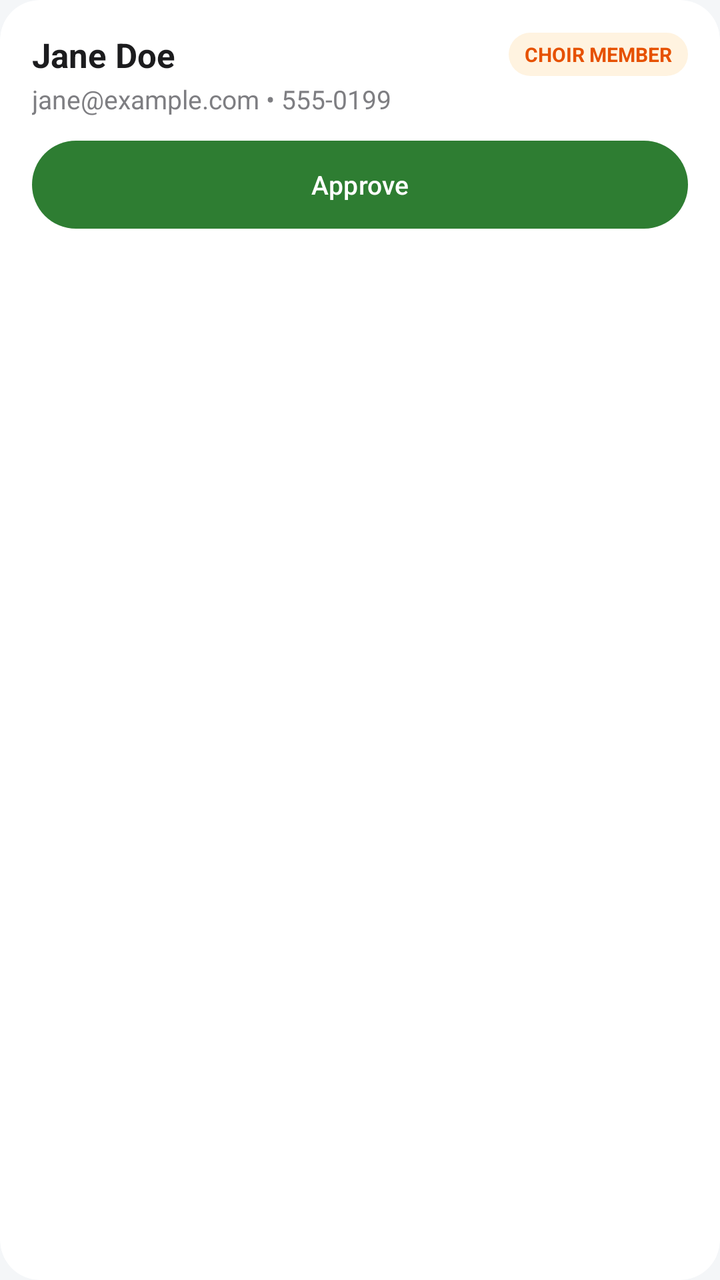
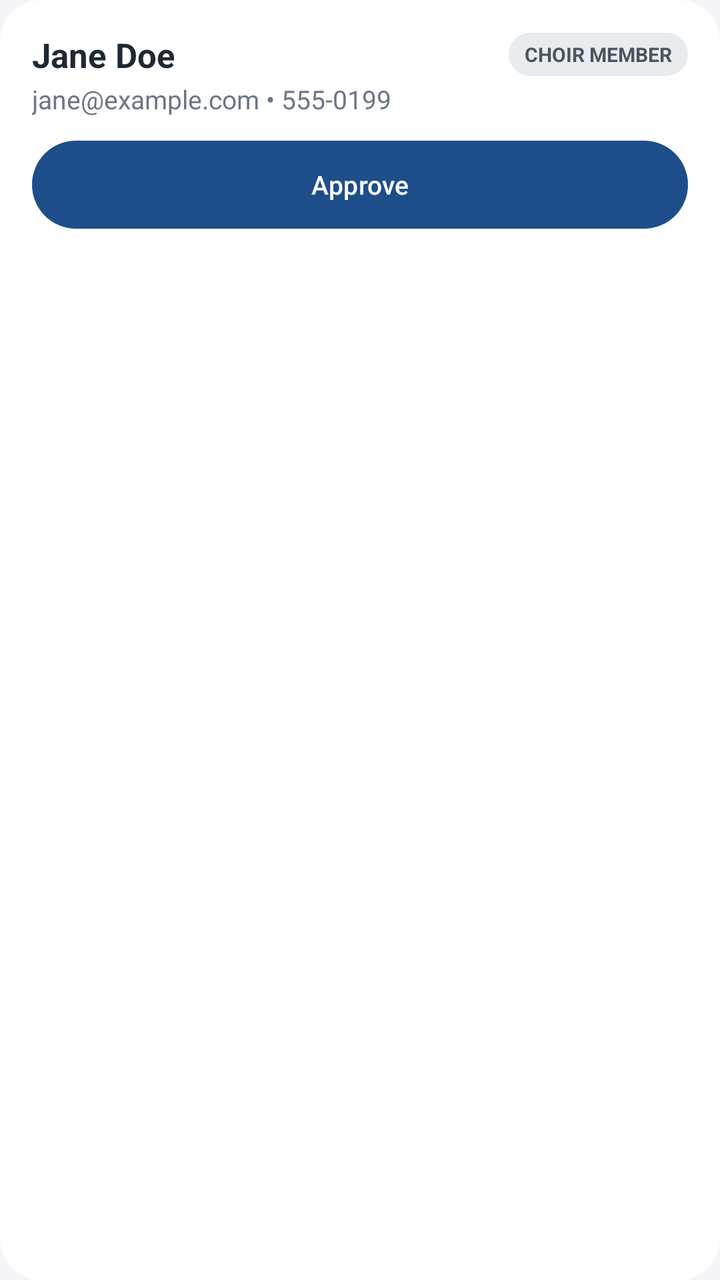

Two renders of the same Android screen: before a commit and after it. Below are the layout's source before the change and the commit's diff.
<!-- AndroidManifest.xml: application theme Theme.DivineRoster -->
<!-- res/layout/item_pending_signup.xml -->
<?xml version="1.0" encoding="utf-8"?>
<androidx.cardview.widget.CardView xmlns:android="http://schemas.android.com/apk/res/android"
    xmlns:app="http://schemas.android.com/apk/res-auto"
    android:layout_width="match_parent"
    android:layout_height="wrap_content"
    android:layout_marginVertical="6dp"
    app:cardCornerRadius="20dp"
    app:cardElevation="0dp"
    app:cardBackgroundColor="?attr/cardBackgroundColor">

    <LinearLayout
        android:layout_width="match_parent"
        android:layout_height="wrap_content"
        android:orientation="vertical"
        android:padding="16dp">

        <LinearLayout
            android:layout_width="match_parent"
            android:layout_height="wrap_content"
            android:orientation="horizontal"
            android:gravity="center_vertical">

            <TextView
                android:id="@+id/tvSignupName"
                android:layout_width="0dp"
                android:layout_weight="1"
                android:layout_height="wrap_content"
                android:text="Jane Doe"
                android:textSize="17sp"
                android:textStyle="bold"
                android:textColor="?android:textColorPrimary" />

            <TextView
                android:id="@+id/tvSignupRequestedRole"
                android:layout_width="wrap_content"
                android:layout_height="wrap_content"
                android:text="CHOIR MEMBER"
                android:textSize="10sp"
                android:textStyle="bold"
                android:paddingHorizontal="8dp"
                android:paddingVertical="4dp"
                android:background="@drawable/bg_badge_pending"
                android:textColor="@color/badge_pending_txt" />
        </LinearLayout>

        <TextView
            android:id="@+id/tvSignupContact"
            android:layout_width="wrap_content"
            android:layout_height="wrap_content"
            android:text="jane@example.com • 555-0199"
            android:textColor="?android:textColorSecondary"
            android:textSize="13sp"
            android:layout_marginTop="2dp" />

        <Button
            android:id="@+id/btnApproveSignup"
            android:layout_width="match_parent"
            android:layout_height="44dp"
            android:layout_marginTop="12dp"
            android:text="Approve"
            android:textSize="13sp"
            android:textColor="#FFFFFF"
            android:background="@drawable/bg_rounded_button"
            app:backgroundTint="#2E7D32" />
    </LinearLayout>
</androidx.cardview.widget.CardView>
<!-- resources referenced by this layout -->
<resources>
  <color name="badge_pending_txt">#E65100</color>
  <!-- drawable bg_badge_pending (drawable) -->
  <?xml version="1.0" encoding="utf-8"?>
  <shape xmlns:android="http://schemas.android.com/apk/res/android"
      android:shape="rectangle">
      <solid android:color="@color/badge_pending_bg" />
      <corners android:radius="12dp" />
  </shape>
  <!-- drawable bg_rounded_button (drawable) -->
  <?xml version="1.0" encoding="utf-8"?>
  <shape xmlns:android="http://schemas.android.com/apk/res/android"
      android:shape="rectangle">
      <solid android:color="@color/primary" />
      <corners android:radius="28dp" />
  </shape>
  <style name="Theme.DivineRoster" parent="Theme.Material3.DayNight.NoActionBar">
          <item name="colorPrimary">@color/primary</item>
          <item name="colorPrimaryDark">@color/primary_dark</item>
          <item name="colorSecondary">@color/accent</item>
          <item name="android:windowBackground">@color/light_bg</item>
          <item name="cardBackgroundColor">@color/light_card</item>
          <item name="android:textColorPrimary">@color/light_text</item>
          <item name="android:textColorSecondary">@color/light_text_secondary</item>
      </style>
  <color name="badge_pending_bg">#FFF3E0</color>
  <color name="primary">#4A6984</color>
  <color name="primary_dark">#2C4257</color>
  <color name="accent">#6C8EBF</color>
  <color name="light_bg">#F4F6F8</color>
  <color name="light_card">#FFFFFF</color>
  <color name="light_text">#1C1C1E</color>
  <color name="light_text_secondary">#7E7E82</color>
</resources>

<!-- the commit's change to res/layout/item_pending_signup.xml (unified diff, before → after) -->
@@ -61,6 +61,6 @@
             android:textSize="13sp"
             android:textColor="#FFFFFF"
             android:background="@drawable/bg_rounded_button"
-            app:backgroundTint="#2E7D32" />
+            app:backgroundTint="@color/action_confirm" />
     </LinearLayout>
 </androidx.cardview.widget.CardView>
<!-- resource entries referenced after the edit -->
@@ -1,6 +1,7 @@
 <!-- resources referenced by this layout -->
 <resources>
-  <color name="badge_pending_txt">#E65100</color>
+  <color name="action_confirm">#1D4E89</color>
+  <color name="badge_pending_txt">#4A5560</color>
   <!-- drawable bg_badge_pending (drawable) -->
   <?xml version="1.0" encoding="utf-8"?>
   <shape xmlns:android="http://schemas.android.com/apk/res/android"
@@ -24,13 +25,13 @@
           <item name="android:textColorPrimary">@color/light_text</item>
           <item name="android:textColorSecondary">@color/light_text_secondary</item>
       </style>
-  <color name="badge_pending_bg">#FFF3E0</color>
-  <color name="primary">#4A6984</color>
-  <color name="primary_dark">#2C4257</color>
-  <color name="accent">#6C8EBF</color>
-  <color name="light_bg">#F4F6F8</color>
+  <color name="badge_pending_bg">#E9ECEF</color>
+  <color name="primary">#1D4E89</color>
+  <color name="primary_dark">#12365F</color>
+  <color name="accent">#3B82C4</color>
+  <color name="light_bg">#F3F5F8</color>
   <color name="light_card">#FFFFFF</color>
-  <color name="light_text">#1C1C1E</color>
-  <color name="light_text_secondary">#7E7E82</color>
+  <color name="light_text">#1F2933</color>
+  <color name="light_text_secondary">#6B7785</color>
 </resources>
 
